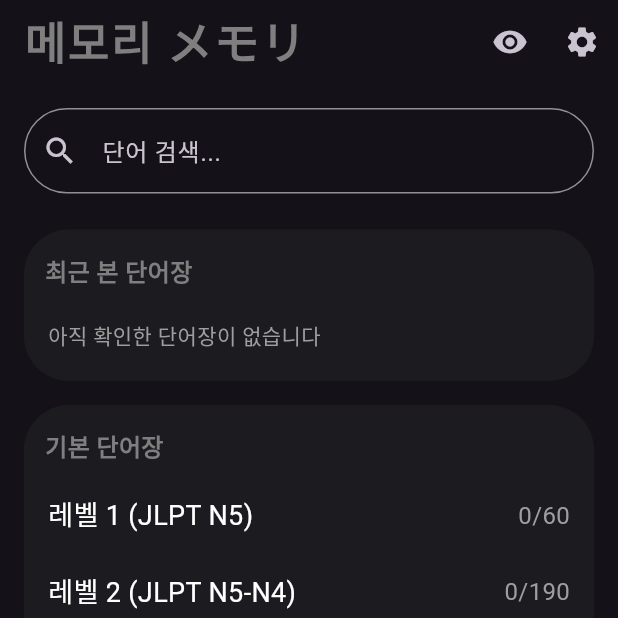
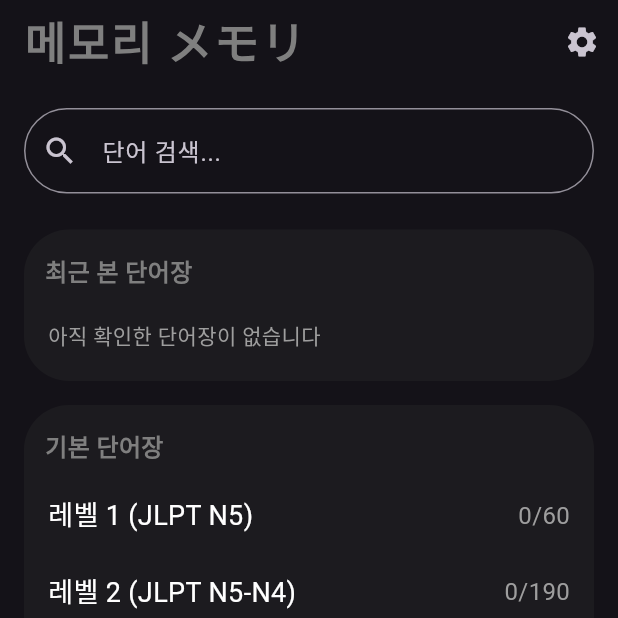
Before and after one commit to yoosukkim-create/Japanese, a Flutter app: the screen it shows after launch, on a phone screen of 412 x 824 dp, the top half of it. Run offline on Flutter 3.47's test engine with Material 3 defaults, Android fonts, the phone set to English and light mode, and no system bars; our stand-ins replace google_fonts, shared_preferences; Roboto replaces fonts that are missing (Jua).

Commit message:
put setence hide icon in word list only

```diff
--- a/lib/main.dart
+++ b/lib/main.dart
@@ -243,17 +243,6 @@ class _HomeScreenState extends State<HomeScreen> {
               ),
             ),
             actions: [
-              Consumer<StudyProvider>(
-                builder: (context, study, _) => IconButton(
-                  icon: Icon(
-                    study.showExamples
-                      ? Icons.visibility     // 예문 보이는 상태
-                      : Icons.visibility_off // 예문 숨긴 상태
-                  ),
-                  tooltip: study.showExamples ? '예문 숨기기' : '예문 보기',
-                  onPressed: study.toggleShowExamples,
-                ),
-              ),
               IconButton(
                 icon: const Icon(Icons.settings),
                 onPressed: () => Navigator.push(
```
Also changed, not shown: lib/views/screens/word_list_screen.dart (+11 -0 lines).
